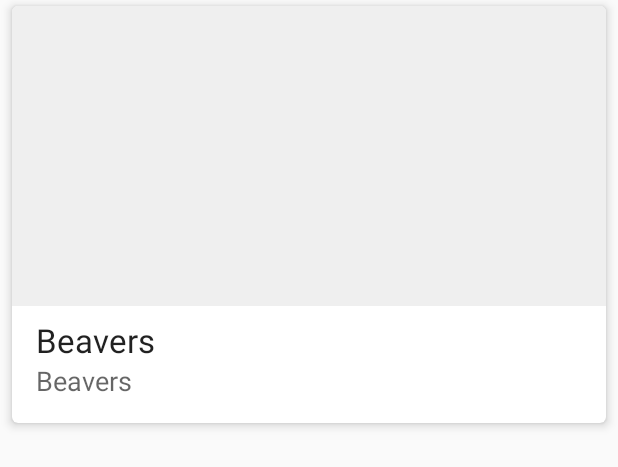
After one commit to muralivitt/CityFacts, an Android app: the layout view_list_item.xml on its own in the app's theme, with its tools: preview values and no code run, on a phone screen of 412 x 824 dp. The commit adds this screen. Shown: the top 467 px of the screen. Run offline under Robolectric (Android 15) with nearby library versions, the phone set to English and light mode, and no system bars; network calls fail.

Commit message:
UI Components are added
1. Adapter with CardViews
2. RecyclerView with Linear layout manager
3. INTERNET Permission is added in manifest

```diff
--- a/app/src/main/AndroidManifest.xml
+++ b/app/src/main/AndroidManifest.xml
@@ -2,6 +2,7 @@
 <manifest xmlns:android="http://schemas.android.com/apk/res/android"
     package="com.app.facts">
 
+    <uses-permission android:name="android.permission.INTERNET"/>
     <application
         android:allowBackup="true"
         android:icon="@mipmap/ic_launcher"
--- a/app/src/main/java/com/app/facts/network/APIService.kt
+++ b/app/src/main/java/com/app/facts/network/APIService.kt
@@ -7,8 +7,8 @@ import retrofit2.http.POST
 interface APIService {
 
     companion object {
-        const val BASE_URL = ""
-        const val END_POINT = ""
+        const val BASE_URL = "https://dl.dropboxusercontent.com"
+        const val END_POINT = "/s/2iodh4vg0eortkl/facts.json"
     }
 
     @POST(END_POINT)
--- a/app/src/main/res/layout/activity_facts_list.xml
+++ b/app/src/main/res/layout/activity_facts_list.xml
@@ -5,5 +5,9 @@
     android:layout_height="match_parent"
     android:orientation="vertical">
 
+    <android.support.v7.widget.RecyclerView
+        android:id="@+id/rvCityFactsList"
+        android:layout_width="match_parent"
+        android:layout_height="match_parent" />
 
 </LinearLayout>
--- /dev/null
+++ b/app/src/main/res/layout/view_list_item.xml
@@ -0,0 +1,52 @@
+<?xml version="1.0" encoding="utf-8"?>
+<android.support.v7.widget.CardView xmlns:android="http://schemas.android.com/apk/res/android"
+    xmlns:app="http://schemas.android.com/apk/res-auto"
+    android:layout_width="match_parent"
+    android:layout_height="wrap_content"
+    android:layout_marginBottom="4dp"
+    android:layout_marginLeft="8dp"
+    android:layout_marginRight="8dp"
+    android:layout_marginTop="4dp"
+    app:cardCornerRadius="@dimen/margin4dp"
+    app:cardElevation="@dimen/margin4dp">
+
+    <LinearLayout
+        android:id="@+id/llCardItem"
+        android:layout_width="match_parent"
+        android:layout_height="wrap_content"
+        android:background="?selectableItemBackground"
+        android:clickable="true"
+        android:orientation="vertical">
+
+        <ImageView
+            android:id="@+id/ivThumbnail"
+            android:layout_width="match_parent"
+            android:layout_height="200dp"
+            android:background="@color/colorGrayLight" />
+
+        <TextView
+            android:id="@+id/tvTitle"
+            android:layout_width="match_parent"
+            android:layout_height="wrap_content"
+            android:layout_marginLeft="@dimen/margin16dp"
+            android:layout_marginRight="@dimen/margin16dp"
+            android:layout_marginTop="@dimen/margin8dp"
+            android:ellipsize="end"
+            android:maxLines="2"
+            android:text="Beavers"
+            android:textAppearance="?android:textAppearanceLarge" />
+
+        <TextView
+            android:id="@+id/tvDescription"
+            android:layout_width="match_parent"
+            android:layout_height="wrap_content"
+            android:layout_marginBottom="@dimen/margin16dp"
+            android:layout_marginLeft="@dimen/margin16dp"
+            android:layout_marginRight="@dimen/margin16dp"
+            android:ellipsize="end"
+            android:maxLines="3"
+            android:text="Beavers"
+            android:textAppearance="?android:textAppearanceMedium" />
+    </LinearLayout>
+
+</android.support.v7.widget.CardView>
--- a/app/src/main/res/values/colors.xml
+++ b/app/src/main/res/values/colors.xml
@@ -3,4 +3,10 @@
     <color name="colorPrimary">#3F51B5</color>
     <color name="colorPrimaryDark">#303F9F</color>
     <color name="colorAccent">#FF4081</color>
+
+    <color name="colorWhite">#FFFFFF</color>
+    <color name="colorBlack">#000000</color>
+    <color name="colorGray">#454545</color>
+    <color name="colorGrayLight">#efefef</color>
+
 </resources>
--- /dev/null
+++ b/app/src/main/res/values/dimens.xml
@@ -0,0 +1,6 @@
+<?xml version="1.0" encoding="utf-8"?>
+<resources>
+    <dimen name="margin4dp">4dp</dimen>
+    <dimen name="margin8dp">8dp</dimen>
+    <dimen name="margin16dp">16dp</dimen>
+</resources>
```
Also changed, not shown: app/src/main/java/com/app/facts/adapters/CityListAdapter.kt (added, +61 -0 lines), app/src/main/java/com/app/facts/view/FactsListActivity.kt (+13 -7 lines).
